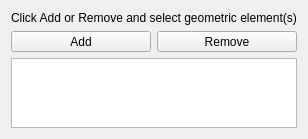
This is src/Mod/Fem/Gui/TaskFemConstraintFixed.ui in southseact-3d/fcd as Qt 5 draws it before an edit. The edited form follows.
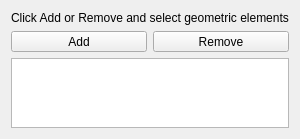
This is the edited form.

Diff of the .ui file:
```diff
--- a/src/Mod/Fem/Gui/TaskFemConstraintFixed.ui
+++ b/src/Mod/Fem/Gui/TaskFemConstraintFixed.ui
@@ -17,7 +17,7 @@
    <item>
     <widget class="QLabel" name="lbl_info">
      <property name="text">
-      <string>Click Add or Remove and select geometric element(s)</string>
+      <string>Click Add or Remove and select geometric elements</string>
      </property>
     </widget>
    </item>
```
